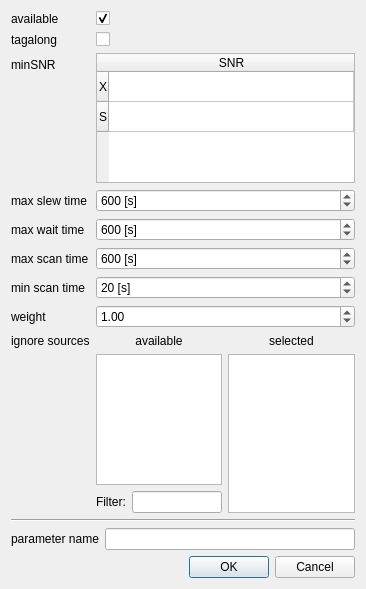
Before: the Qt Designer form stationparametersdialog.ui in TUW-VieVS/VieSchedpp, drawn with Qt 5.
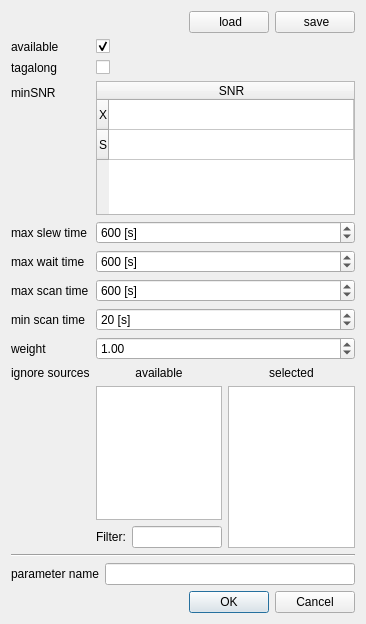
After: the same form once the commit is applied. Icons and pictures are not drawn.

What changed in the file:
```diff
--- a/stationparametersdialog.ui
+++ b/stationparametersdialog.ui
@@ -7,13 +7,52 @@
     <x>0</x>
     <y>0</y>
     <width>366</width>
-    <height>589</height>
+    <height>624</height>
    </rect>
   </property>
   <property name="windowTitle">
    <string>Dialog</string>
   </property>
   <layout class="QVBoxLayout" name="verticalLayout_4">
+   <item>
+    <layout class="QHBoxLayout" name="horizontalLayout_9">
+     <item>
+      <spacer name="horizontalSpacer_2">
+       <property name="orientation">
+        <enum>Qt::Horizontal</enum>
+       </property>
+       <property name="sizeHint" stdset="0">
+        <size>
+         <width>40</width>
+         <height>20</height>
+        </size>
+       </property>
+      </spacer>
+     </item>
+     <item>
+      <widget class="QPushButton" name="pushButton_2">
+       <property name="text">
+        <string> load</string>
+       </property>
+       <property name="icon">
+        <iconset resource="myresources.qrc">
+         <normaloff>:/icons/icons/folder-open-5.png</normaloff>:/icons/icons/folder-open-5.png</iconset>
+       </property>
+      </widget>
+     </item>
+     <item>
+      <widget class="QPushButton" name="pushButton">
+       <property name="text">
+        <string> save</string>
+       </property>
+       <property name="icon">
+        <iconset resource="myresources.qrc">
+         <normaloff>:/icons/icons/document-export.png</normaloff>:/icons/icons/document-export.png</iconset>
+       </property>
+      </widget>
+     </item>
+    </layout>
+   </item>
    <item>
     <layout class="QFormLayout" name="formLayout">
      <item row="0" column="0">
```
Left out of the diff: 4 changed lines with no effect on the pictures.
